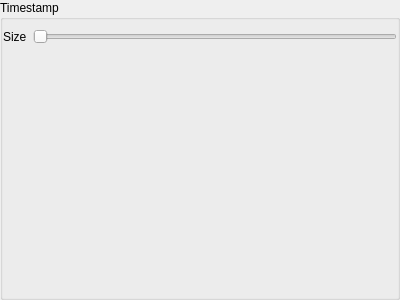
networkoptix/nx_open, file client/nx_client_desktop/src/nx/client/desktop/export/ui/widgets/timestamp_overlay_settings_widget.ui: the form before one commit.
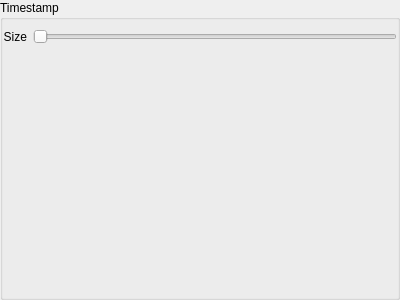
The form after the commit.

Commit message:
More dummies for universal export dialog (NX_VMS-6048)
<==== Mercurial data ====>
Branch: x_VMS-6861_universal_export_dialog

```diff
--- a/client/nx_client_desktop/src/nx/client/desktop/export/ui/widgets/timestamp_overlay_settings_widget.ui
+++ b/client/nx_client_desktop/src/nx/client/desktop/export/ui/widgets/timestamp_overlay_settings_widget.ui
@@ -45,6 +45,9 @@
           <property name="text">
            <string>Size</string>
           </property>
+          <property name="alignment">
+           <set>Qt::AlignRight|Qt::AlignTrailing|Qt::AlignVCenter</set>
+          </property>
           <property name="buddy">
            <cstring>sizeSlider</cstring>
           </property>
```
The commit also changes 2 other files.
